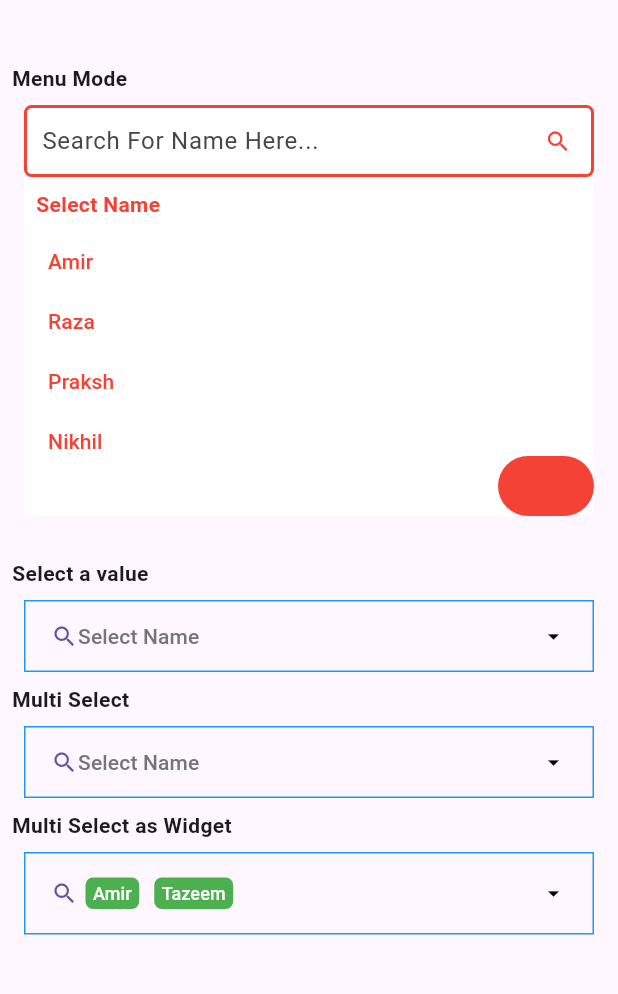
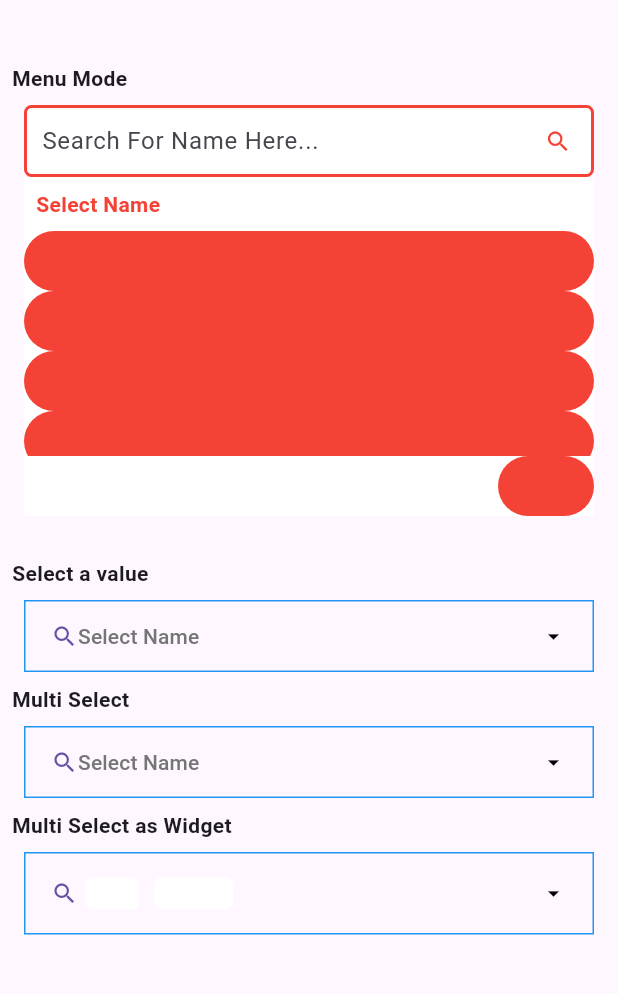
Before and after one commit to prodromossarakinou/custom-searchable-dropdown-ehp, a Flutter app: the screen it shows after launch, after a tap on "Amir", on a phone screen of 412 x 824 dp, the part 63-1057 px from its top. Run offline on Flutter 3.47's test engine with Material 3 defaults, Android fonts, the phone set to English and light mode, and no system bars.

Commit message:
Update custom_searchable_dropdown.dart

```diff
--- a/lib/custom_searchable_dropdown.dart
+++ b/lib/custom_searchable_dropdown.dart
@@ -180,8 +180,7 @@ class _CustomSearchableDropDownState extends State<CustomSearchableDropDown>
                                                 5, 3, 5, 3),
                                             child: Container(
                                               decoration: new BoxDecoration(
-                                                  color: widget.primaryColor ??
-                                                      Colors.green,
+                                                  color: Colors.white,
                                                   borderRadius:
                                                       BorderRadius.all(
                                                     Radius.circular(5.0),
@@ -556,7 +555,7 @@ class _CustomSearchableDropDownState extends State<CustomSearchableDropDown>
             itemBuilder: (BuildContext context, int index) {
               return TextButton(
                 style: TextButton.styleFrom(
-                    backgroundColor: Colors.white,
+                    backgroundColor: widget.primaryColor ?? Colors.black,
                     padding: EdgeInsets.all(8),
                     tapTargetSize: MaterialTapTargetSize.shrinkWrap),
                 child: Padding(
```
